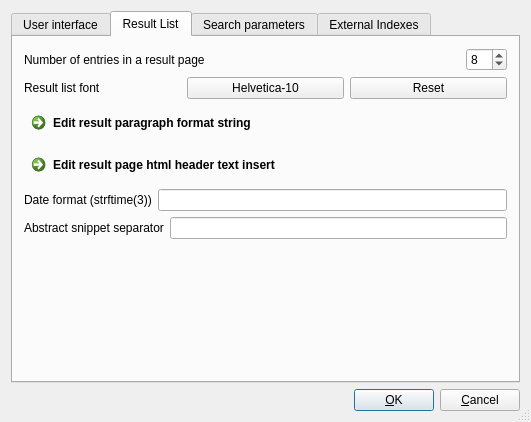
The window that src/qtgui/uiprefs.ui (alberti42/recoll-macos) describes before a commit, drawn with Qt 5.
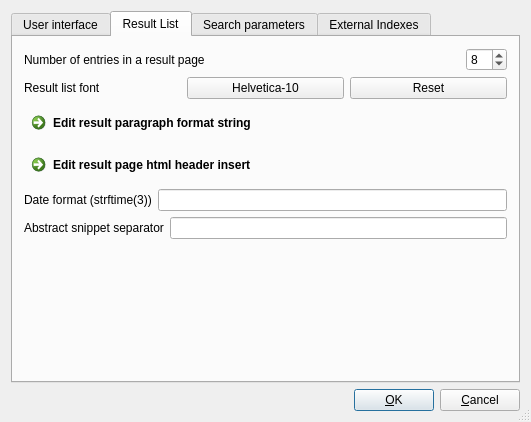
The same window after the commit. The open tabs and pages were chosen to show the change.

Commit message: enable javascript

Diff of the .ui file:
```diff
--- a/src/qtgui/uiprefs.ui
+++ b/src/qtgui/uiprefs.ui
@@ -307,7 +307,7 @@
            <item>
             <widget class="QCommandLinkButton" name="CLEditHeader">
              <property name="text">
-              <string>Edit result page html header text insert</string>
+              <string>Edit result page html header insert</string>
              </property>
             </widget>
            </item>
```
The commit also changes 1 other file.
